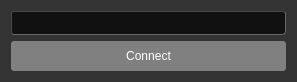
Before: the Qt Designer form camerasetupdlg.ui in nospam2k/Sony-PTZ-Controller, drawn with Qt 5.
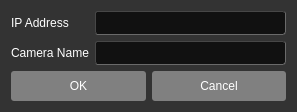
After: the same form once the commit is applied.

Diff of the .ui file:
```diff
--- a/camerasetupdlg.ui
+++ b/camerasetupdlg.ui
@@ -7,7 +7,7 @@
     <x>0</x>
     <y>0</y>
     <width>297</width>
-    <height>77</height>
+    <height>111</height>
    </rect>
   </property>
   <property name="windowTitle">
@@ -173,14 +173,46 @@
   </property>
   <layout class="QVBoxLayout" name="verticalLayout">
    <item>
-    <widget class="QLineEdit" name="lineEdit"/>
+    <layout class="QFormLayout" name="formLayout">
+     <item row="0" column="1">
+      <widget class="QLineEdit" name="ipEdit"/>
+     </item>
+     <item row="0" column="0">
+      <widget class="QLabel" name="label">
+       <property name="text">
+        <string>IP Address</string>
+       </property>
+      </widget>
+     </item>
+     <item row="1" column="0">
+      <widget class="QLabel" name="label_2">
+       <property name="text">
+        <string>Camera Name</string>
+       </property>
+      </widget>
+     </item>
+     <item row="1" column="1">
+      <widget class="QLineEdit" name="nameEdit"/>
+     </item>
+    </layout>
    </item>
    <item>
-    <widget class="QPushButton" name="pushButton">
-     <property name="text">
-      <string>Connect</string>
-     </property>
-    </widget>
+    <layout class="QHBoxLayout" name="horizontalLayout">
+     <item>
+      <widget class="QPushButton" name="okBtn">
+       <property name="text">
+        <string>OK</string>
+       </property>
+      </widget>
+     </item>
+     <item>
+      <widget class="QPushButton" name="cancelBtn">
+       <property name="text">
+        <string>Cancel</string>
+       </property>
+      </widget>
+     </item>
+    </layout>
    </item>
   </layout>
  </widget>
```
Left out of the diff: 2 changed lines with no effect on the pictures.
